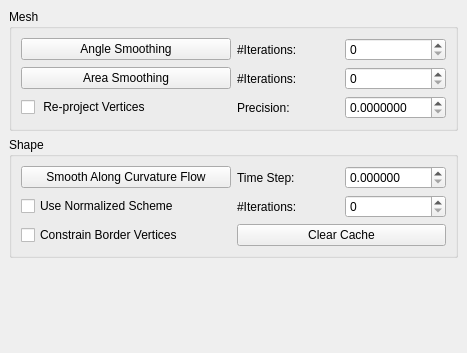
The window that Polyhedron/demo/Polyhedron/Plugins/PMP/Smoothing_plugin.ui (CGAL/cgal) describes before a commit, drawn with Qt 5.
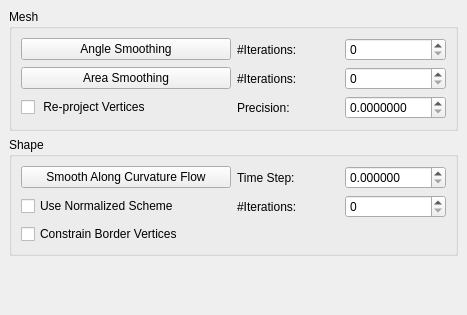
The same window after the commit.

Commit message: remove caching of stiffness matrix

The edit to the form file:
```diff
--- a/Polyhedron/demo/Polyhedron/Plugins/PMP/Smoothing_plugin.ui
+++ b/Polyhedron/demo/Polyhedron/Plugins/PMP/Smoothing_plugin.ui
@@ -7,7 +7,7 @@
     <x>0</x>
     <y>0</y>
     <width>467</width>
-    <height>353</height>
+    <height>315</height>
    </rect>
   </property>
   <property name="windowTitle">
@@ -150,13 +150,6 @@
          </property>
         </widget>
        </item>
-       <item row="3" column="2">
-        <widget class="QPushButton" name="cache_button">
-         <property name="text">
-          <string>Clear Cache</string>
-         </property>
-        </widget>
-       </item>
       </layout>
      </widget>
     </item>
```
The commit also changes 1 other file.
